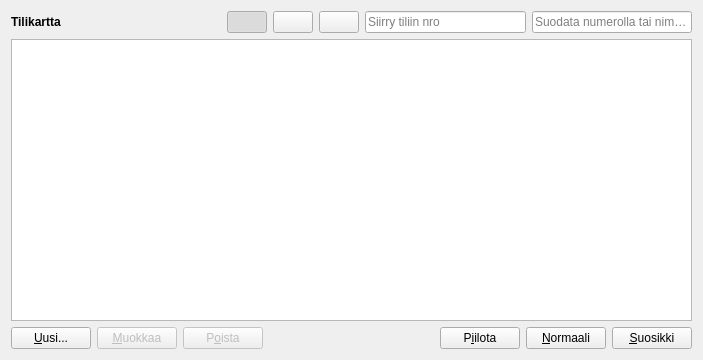
Old version of the form kitupiikki/maaritys/tilikarttamuokkaus.ui in the repository artoh/kitupiikki.
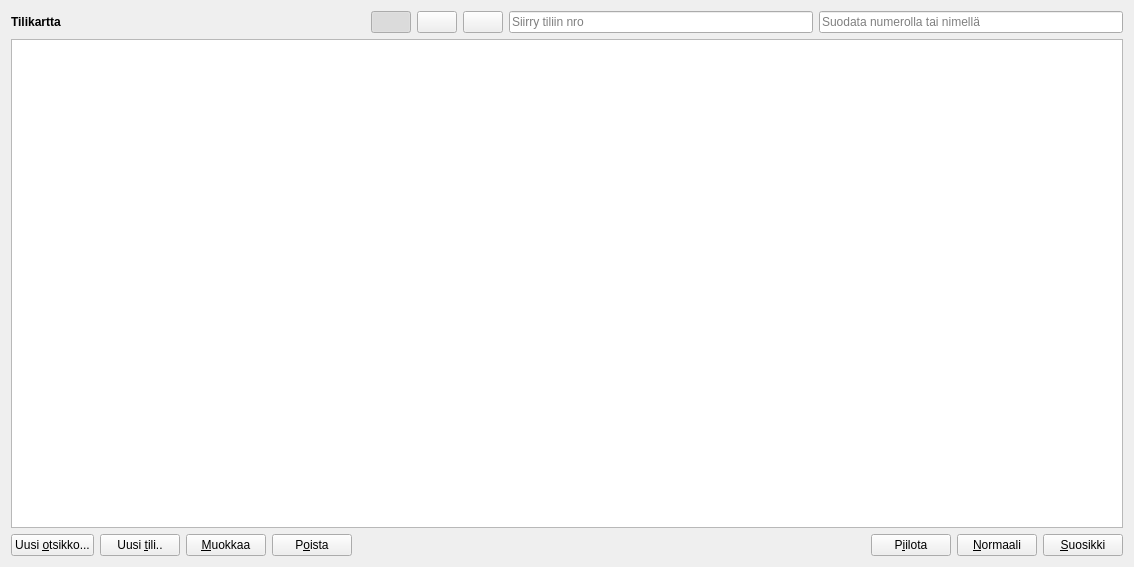
New version of the form. Icons and pictures are not drawn.

Patch:
```diff
--- a/kitupiikki/maaritys/tilikarttamuokkaus.ui
+++ b/kitupiikki/maaritys/tilikarttamuokkaus.ui
@@ -6,8 +6,8 @@
    <rect>
     <x>0</x>
     <y>0</y>
-    <width>703</width>
-    <height>360</height>
+    <width>1134</width>
+    <height>567</height>
    </rect>
   </property>
   <property name="windowTitle">
@@ -128,9 +128,12 @@
    <item>
     <layout class="QHBoxLayout" name="horizontalLayout">
      <item>
-      <widget class="QPushButton" name="uusiNappi">
+      <widget class="QPushButton" name="uusiOtsikkoNappi">
+       <property name="enabled">
+        <bool>true</bool>
+       </property>
        <property name="text">
-        <string>&amp;Uusi...</string>
+        <string>Uusi &amp;otsikko...</string>
        </property>
        <property name="icon">
         <iconset resource="../pic/pic.qrc">
@@ -141,10 +144,24 @@
        </property>
       </widget>
      </item>
+     <item>
+      <widget class="QPushButton" name="uusiTiliNappi">
+       <property name="enabled">
+        <bool>true</bool>
+       </property>
+       <property name="text">
+        <string>Uusi &amp;tili..</string>
+       </property>
+       <property name="icon">
+        <iconset>
+         <normaloff>:/pic/lisaa.png</normaloff>:/pic/lisaa.png</iconset>
+       </property>
+      </widget>
+     </item>
      <item>
       <widget class="QPushButton" name="muokkaaNappi">
        <property name="enabled">
-        <bool>false</bool>
+        <bool>true</bool>
        </property>
        <property name="text">
         <string>&amp;Muokkaa</string>
@@ -158,7 +175,7 @@
      <item>
       <widget class="QPushButton" name="poistaNappi">
        <property name="enabled">
-        <bool>false</bool>
+        <bool>true</bool>
        </property>
        <property name="text">
         <string>P&amp;oista</string>
```
Left out of the diff: 22 changed lines with no effect on the pictures.
